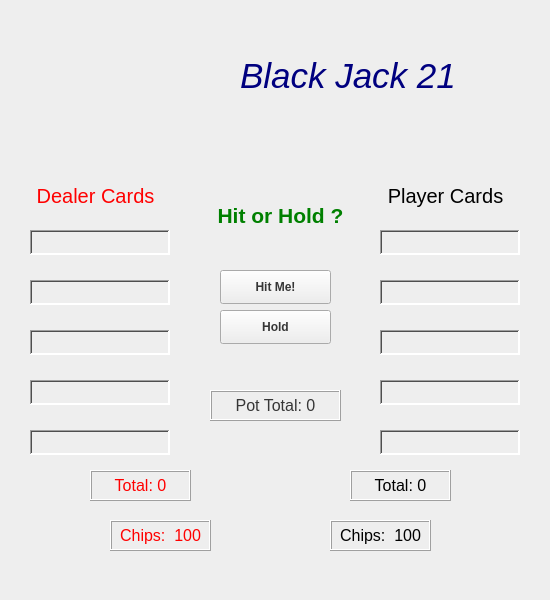
Old version of the form bj21.ui in the repository ultrex22/BJ_21_PYQT5.
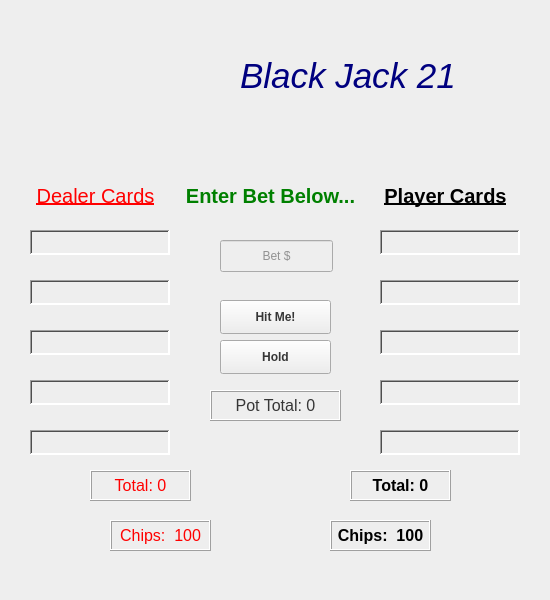
New version of the form.

Commit message: about to change the input method next, so here is a commit before i try

```diff
--- a/bj21.ui
+++ b/bj21.ui
@@ -69,6 +69,7 @@
     <property name="font">
      <font>
       <pointsize>15</pointsize>
+      <underline>true</underline>
      </font>
     </property>
     <property name="styleSheet">
@@ -93,7 +94,9 @@
     <property name="font">
      <font>
       <pointsize>15</pointsize>
-      <underline>false</underline>
+      <weight>75</weight>
+      <bold>true</bold>
+      <underline>true</underline>
      </font>
     </property>
     <property name="styleSheet">
@@ -325,6 +328,8 @@
     <property name="font">
      <font>
       <pointsize>12</pointsize>
+      <weight>75</weight>
+      <bold>true</bold>
      </font>
     </property>
     <property name="styleSheet">
@@ -535,6 +540,8 @@
     <property name="font">
      <font>
       <pointsize>12</pointsize>
+      <weight>75</weight>
+      <bold>true</bold>
      </font>
     </property>
     <property name="styleSheet">
@@ -588,15 +595,15 @@
    <widget class="QLabel" name="player_textbox">
     <property name="geometry">
      <rect>
-      <x>190</x>
-      <y>200</y>
+      <x>180</x>
+      <y>160</y>
       <width>181</width>
-      <height>31</height>
+      <height>71</height>
      </rect>
     </property>
     <property name="font">
      <font>
-      <pointsize>16</pointsize>
+      <pointsize>15</pointsize>
       <weight>75</weight>
       <bold>true</bold>
      </font>
@@ -605,17 +612,20 @@
      <string notr="true">color:green;</string>
     </property>
     <property name="text">
-     <string>Hit or Hold ?</string>
+     <string>Enter Bet Below...</string>
     </property>
     <property name="alignment">
      <set>Qt::AlignCenter</set>
     </property>
+    <property name="wordWrap">
+     <bool>true</bool>
+    </property>
    </widget>
    <widget class="QToolButton" name="hit_me">
     <property name="geometry">
      <rect>
       <x>220</x>
-      <y>270</y>
+      <y>300</y>
       <width>111</width>
       <height>34</height>
      </rect>
@@ -635,7 +645,7 @@
     <property name="geometry">
      <rect>
       <x>220</x>
-      <y>310</y>
+      <y>340</y>
       <width>111</width>
       <height>34</height>
      </rect>
@@ -650,6 +660,22 @@
      <string>Hold</string>
     </property>
    </widget>
+   <widget class="QLineEdit" name="bet_amount">
+    <property name="geometry">
+     <rect>
+      <x>220</x>
+      <y>240</y>
+      <width>113</width>
+      <height>32</height>
+     </rect>
+    </property>
+    <property name="alignment">
+     <set>Qt::AlignCenter</set>
+    </property>
+    <property name="placeholderText">
+     <string>Bet $</string>
+    </property>
+   </widget>
   </widget>
  </widget>
  <resources/>
```
Left out of the diff: 10 changed lines with no effect on the pictures. The commit also changes 2 other files.
